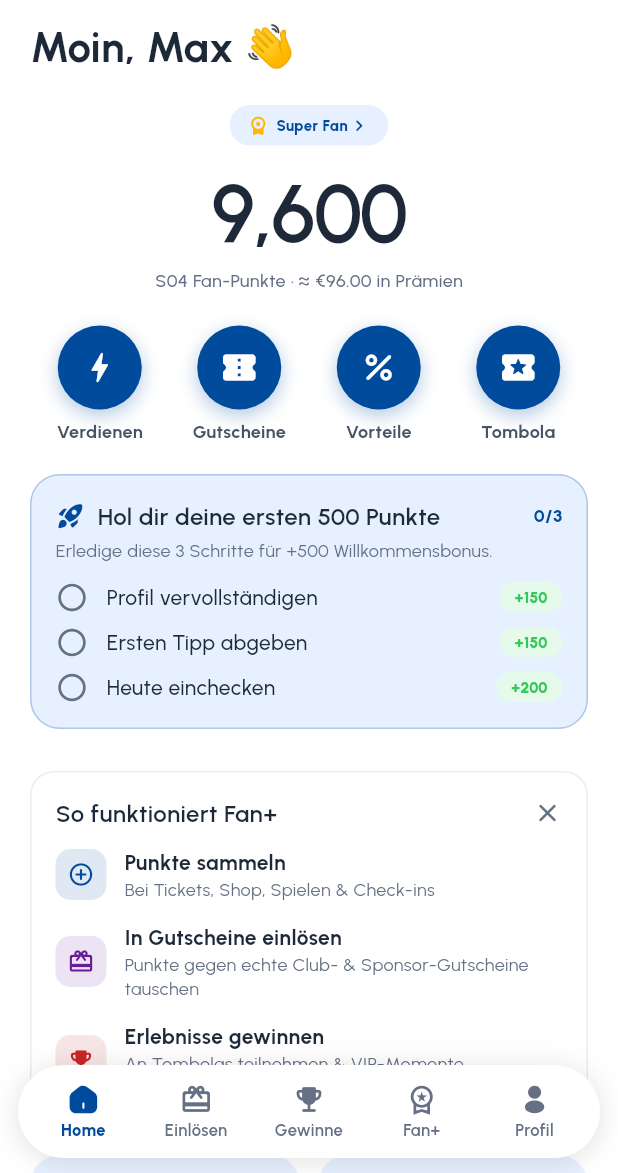
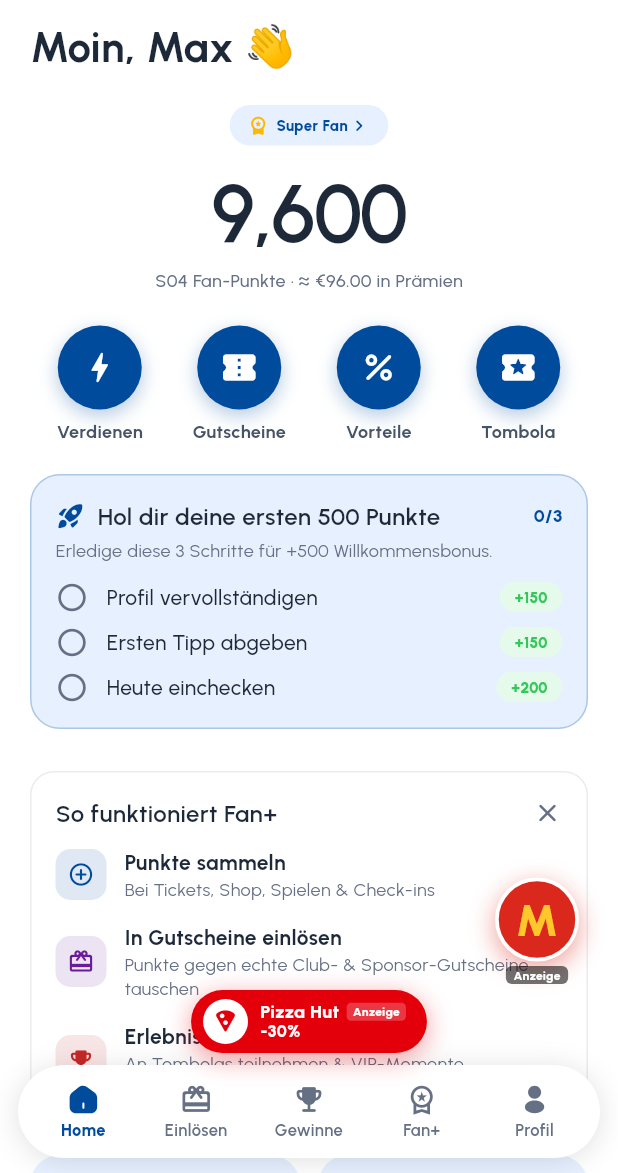
Before and after one commit to COREVIONLABS/EMBAapp-native, a Flutter app: the MainShell screen opened directly, on a phone screen of 412 x 824 dp, the part 63-1236 px from its top. Run offline on Flutter 3.47's test engine with Material 3 defaults, Android fonts, the phone set to English and light mode, and no system bars; our stand-ins replace flutter_svg.

Commit message:
Add noon-style floating sponsor ad slots in the nav area
Two premium, separately-sellable placements now float above the bottom
nav on every screen (noon pattern): a Pizza Hut button docked at the
centre of the bar, and a round McDonald's "M" badge hovering diagonally
above it, over the menu. Both are labelled "Anzeige", gated on ad
consent, and tap through to claim the sponsor's member voucher.

Reverted the earlier brand-button row on the Vorteile page — that was the
wrong reading of the request; the sponsor buttons belong in the nav area.

Co-Authored-By: Claude Opus 4.8 <noreply@anthropic.com>
Claude-Session: https://claude.ai/code/session_0138H2TPm9wvb2D54WvCY8tL

```diff
--- a/lib/l10n/strings.dart
+++ b/lib/l10n/strings.dart
@@ -1839,6 +1839,8 @@ const Map<String, String> _de = {
   'Top partners': 'Top-Partner',
   'Featured offers from our sponsors.': 'Ausgewählte Angebote unserer Sponsoren.',
   'Partners around the VELTINS-Arena.': 'Partner rund um die VELTINS-Arena.',
+  'On every matchday menu': 'Auf jedes Spieltags-Menü',
+  'Large pizzas, home delivery': 'Große Pizzen, Lieferung nach Hause',
   'partners': 'Partner',
   '{n} offers': '{n} Angebote',
   'Official partner': 'Offizieller Partner',
--- a/lib/main_shell.dart
+++ b/lib/main_shell.dart
@@ -1,6 +1,7 @@
 import 'package:flutter/material.dart';
 import 'theme/app_theme.dart';
 import 'widgets/bottom_nav.dart';
+import 'widgets/floating_sponsor_ads.dart';
 import 'screens/home_matchday.dart';
 import 'screens/redeem_screen.dart';
 import 'screens/gewinnen_screen.dart';
@@ -58,6 +59,10 @@ class _MainShellState extends State<MainShell> {
             bottom: 0,
             child: AppBottomNav(active: _tab, onTap: (i) => setState(() => _tab = i)),
           ),
+          // Sellable sponsor ad slots floating above the nav (noon style):
+          // a centre Pizza Hut button + a floating McDonald's badge, hovering
+          // over the menu. Gated on ad consent, labelled "Anzeige".
+          const Positioned.fill(child: FloatingSponsorAds()),
         ],
       ),
     );
--- /dev/null
+++ b/lib/widgets/floating_sponsor_ads.dart
@@ -0,0 +1,133 @@
+import 'package:flutter/material.dart';
+import '../theme/app_theme.dart';
+import '../model/consent.dart';
+import '../model/voucher_store.dart';
+import '../screens/voucher_screen.dart';
+import 'action_sheets.dart';
+import '../l10n/strings.dart';
+
+/// Premium, separately-sellable sponsor ad slots that live in the navigation
+/// area (noon style): a branded button docked at the centre of the bottom bar,
+/// and a round sponsor badge that floats diagonally above it, hovering over the
+/// menu. Both are paid placements — labelled "Anzeige" (EU 2019/1150) and shown
+/// only while the fan consents to advertising ([adsConsent]).
+///
+/// This is overlay inventory: it sits on top of the tab content without taking
+/// a functional tab, so every real destination stays reachable.
+class FloatingSponsorAds extends StatelessWidget {
+  const FloatingSponsorAds({super.key});
+
+  Future<void> _claim(BuildContext context, {required String partner, required String discount, required String detail}) async {
+    final ok = await showConfirmDialog(
+      context,
+      title: 'Get this member voucher?',
+      message: '$discount ${tr('at')} $partner · $detail',
+      confirmLabel: 'Get voucher',
+    );
+    if (!ok || !context.mounted) return;
+    final v = voucherStore.issue(title: '$partner · $discount', category: 'Sponsor', points: 0, sponsor: partner);
+    if (!context.mounted) return;
+    await Navigator.of(context).push(MaterialPageRoute(builder: (_) => VoucherScreen.fromIssued(v)));
+  }
+
+  @override
+  Widget build(BuildContext context) {
+    final bottomInset = MediaQuery.of(context).padding.bottom;
+    // Clearance above the floating bottom nav (bar height + its bottom padding).
+    final navClear = 74.0 + bottomInset;
+
+    return ValueListenableBuilder<bool>(
+      valueListenable: adsConsent,
+      builder: (context, ads, __) {
+        if (!ads) return const SizedBox.shrink();
+        return Stack(children: [
+          // ── Pizza Hut — sponsored button, centre of the bottom bar ──
+          Positioned(
+            left: 0, right: 0, bottom: navClear + 6,
+            child: Center(
+              child: _PizzaHutButton(onTap: () => _claim(context,
+                  partner: 'Pizza Hut', discount: '30% off', detail: tr('Large pizzas, home delivery'))),
+            ),
+          ),
+          // ── McDonald's — round badge floating diagonally up-right ──
+          Positioned(
+            right: 26, bottom: navClear + 52,
+            child: _McDonaldsBadge(onTap: () => _claim(context,
+                partner: "McDonald's", discount: '20% off', detail: tr('On every matchday menu'))),
+          ),
+        ]);
+      },
+    );
+  }
+}
+
+/// Centre-docked Pizza Hut placement: a red pill with the logo, the offer and a
+/// small "Anzeige" tag.
+class _PizzaHutButton extends StatelessWidget {
+  final VoidCallback onTap;
+  const _PizzaHutButton({required this.onTap});
+  static const _red = Color(0xFFE3000B);
+
+  @override
+  Widget build(BuildContext context) {
+    return GestureDetector(
+      onTap: onTap,
+      behavior: HitTestBehavior.opaque,
+      child: Container(
+        padding: const EdgeInsets.fromLTRB(8, 6, 14, 6),
+        decoration: BoxDecoration(
+          color: _red,
+          borderRadius: BorderRadius.circular(999),
+          boxShadow: [BoxShadow(color: _red.withValues(alpha: 0.4), blurRadius: 14, offset: const Offset(0, 4))],
+        ),
+        child: Row(mainAxisSize: MainAxisSize.min, children: [
+          Container(width: 30, height: 30, decoration: const BoxDecoration(color: Colors.white, shape: BoxShape.circle), alignment: Alignment.center, child: const Icon(Icons.local_pizza_rounded, color: _red, size: 18)),
+          const SizedBox(width: 8),
+          Column(mainAxisSize: MainAxisSize.min, crossAxisAlignment: CrossAxisAlignment.start, children: [
+            Row(mainAxisSize: MainAxisSize.min, children: [
+              Text('Pizza Hut', style: AppText.caption1.copyWith(color: Colors.white, fontWeight: FontWeight.w800, fontSize: 12)),
+              const SizedBox(width: 5),
+              Container(padding: const EdgeInsets.symmetric(horizontal: 4, vertical: 1), decoration: BoxDecoration(color: Colors.white.withValues(alpha: 0.22), borderRadius: BorderRadius.circular(3)), child: Text(tr('Ad'), style: AppText.caption1.copyWith(color: Colors.white, fontWeight: FontWeight.w800, fontSize: 8))),
+            ]),
+            Text('-30%', style: AppText.caption1.copyWith(color: Colors.white, fontWeight: FontWeight.w800, fontSize: 11)),
+          ]),
+        ]),
+      ),
+    );
+  }
+}
+
+/// Floating McDonald's badge: a red circle with a golden "M", a tiny "Anzeige"
+/// tag underneath. Hovers above the nav, over the menu.
+class _McDonaldsBadge extends StatelessWidget {
+  final VoidCallback onTap;
+  const _McDonaldsBadge({required this.onTap});
+  static const _red = Color(0xFFDA291C);
+  static const _gold = Color(0xFFFFC72C);
+
+  @override
+  Widget build(BuildContext context) {
+    return GestureDetector(
+      onTap: onTap,
+      behavior: HitTestBehavior.opaque,
+      child: Column(mainAxisSize: MainAxisSize.min, children: [
+        Container(
+          width: 56, height: 56,
+          decoration: BoxDecoration(
+            color: _red, shape: BoxShape.circle,
+            border: Border.all(color: Colors.white, width: 2.5),
+            boxShadow: [BoxShadow(color: _red.withValues(alpha: 0.45), blurRadius: 14, offset: const Offset(0, 5))],
+          ),
+          alignment: Alignment.center,
+          child: Text('M', style: AppText.h2.copyWith(color: _gold, fontWeight: FontWeight.w900, fontSize: 30, height: 1)),
+        ),
+        const SizedBox(height: 3),
+        Container(
+          padding: const EdgeInsets.symmetric(horizontal: 5, vertical: 1),
+          decoration: BoxDecoration(color: Colors.black.withValues(alpha: 0.55), borderRadius: BorderRadius.circular(4)),
+          child: Text(tr('Ad'), style: AppText.caption1.copyWith(color: Colors.white, fontWeight: FontWeight.w800, fontSize: 8)),
+        ),
+      ]),
+    );
+  }
+}
```
Also changed, not shown: lib/screens/member_discounts_screen.dart (+0 -48 lines).
